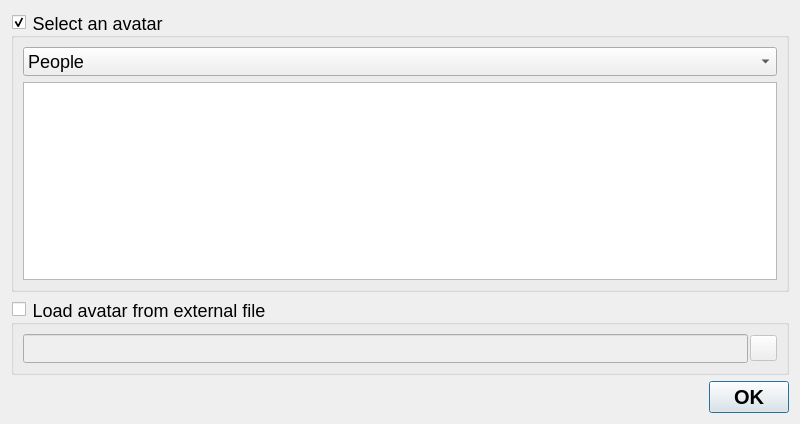
Old version of the form src/gui/qt/gui_800x480/selectavatardialog_800x480.ui in the repository pokerth/pokerth.
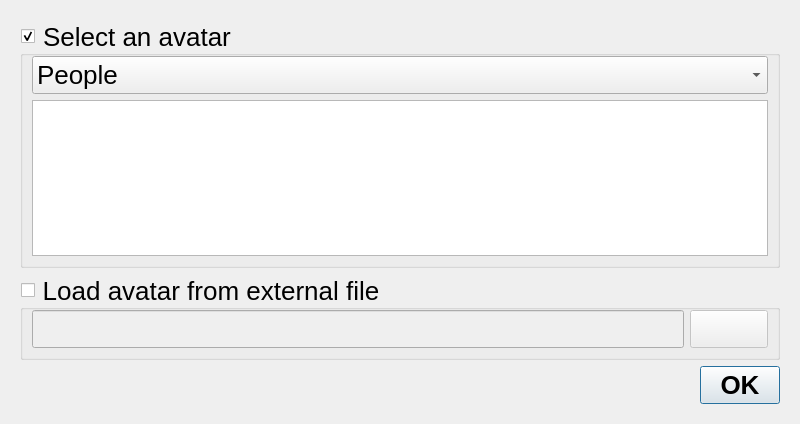
New version of the form. Icons and pictures are not drawn.

Commit message: Next steps for android gui changes

Patch:
```diff
--- a/src/gui/qt/gui_800x480/selectavatardialog_800x480.ui
+++ b/src/gui/qt/gui_800x480/selectavatardialog_800x480.ui
@@ -11,7 +11,7 @@
    </rect>
   </property>
   <property name="sizePolicy">
-   <sizepolicy hsizetype="Fixed" vsizetype="Fixed">
+   <sizepolicy hsizetype="MinimumExpanding" vsizetype="MinimumExpanding">
     <horstretch>0</horstretch>
     <verstretch>0</verstretch>
    </sizepolicy>
@@ -22,19 +22,16 @@
     <height>424</height>
    </size>
   </property>
-  <property name="maximumSize">
-   <size>
-    <width>800</width>
-    <height>424</height>
-   </size>
-  </property>
   <property name="windowTitle">
    <string>Please select an avatar</string>
   </property>
   <property name="styleSheet">
-   <string notr="true">QObject {font: 18px}</string>
+   <string notr="true">QObject {font: 26px}</string>
   </property>
   <layout class="QGridLayout">
+   <property name="margin">
+    <number>20</number>
+   </property>
    <item row="0" column="0">
     <widget class="QGroupBox" name="groupBox">
      <property name="title">
@@ -47,6 +44,9 @@
       <bool>true</bool>
      </property>
      <layout class="QGridLayout">
+      <property name="topMargin">
+       <number>0</number>
+      </property>
       <item row="0" column="0">
        <widget class="QComboBox" name="comboBox_avatarViewCategorie">
         <item>
@@ -78,39 +78,44 @@
      <property name="checked">
       <bool>false</bool>
      </property>
-     <layout class="QGridLayout">
-      <property name="margin">
-       <number>9</number>
+     <layout class="QGridLayout" name="gridLayout">
+      <property name="topMargin">
+       <number>0</number>
       </property>
-      <property name="spacing">
-       <number>2</number>
-      </property>
+      <item row="0" column="0">
+       <widget class="QLineEdit" name="lineEdit">
+        <property name="inputMethodHints">
+         <set>Qt::ImhNoPredictiveText</set>
+        </property>
+       </widget>
+      </item>
       <item row="0" column="1">
        <widget class="QPushButton" name="pushButton_OpenAvatarFile">
         <property name="minimumSize">
          <size>
-          <width>27</width>
-          <height>26</height>
+          <width>37</width>
+          <height>37</height>
          </size>
         </property>
-        <property name="maximumSize">
+        <property name="icon">
+         <iconset resource="../resources/pokerth.qrc">
+          <normaloff>:/gfx/document-open-folder.png</normaloff>:/gfx/document-open-folder.png</iconset>
+        </property>
+        <property name="iconSize">
          <size>
-          <width>27</width>
+          <width>26</width>
           <height>26</height>
          </size>
         </property>
        </widget>
       </item>
-      <item row="0" column="0">
-       <widget class="QLineEdit" name="lineEdit"/>
-      </item>
      </layout>
     </widget>
    </item>
    <item row="2" column="0">
     <widget class="QDialogButtonBox" name="buttonBox">
      <property name="styleSheet">
-      <string notr="true">QObject {font: bold 20px}</string>
+      <string notr="true">QObject {font: bold 26px}</string>
      </property>
      <property name="orientation">
       <enum>Qt::Horizontal</enum>
```
Left out of the diff: 5 changed lines with no effect on the pictures. The commit also changes 6 other files.
